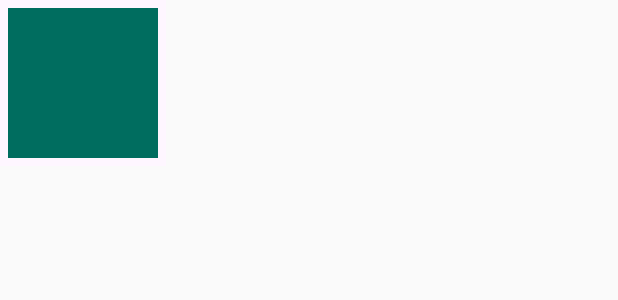
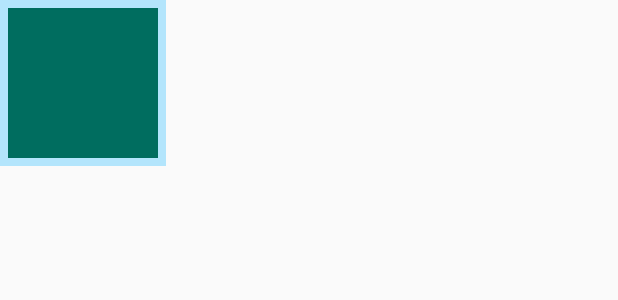
Before and after one commit to kebapmanager/OsijekNightlife, an Android app: the layout griditem_layout.xml on its own in the app's theme, with its tools: preview values and no code run, on a phone screen of 412 x 824 dp. Shown: the top 300 px of the screen. Run offline under Robolectric (Android 15) with nearby library versions, the phone set to English and light mode, and no system bars.

Commit message:
Jeben dizajn

```diff
--- a/app/src/main/java/com/androidapp/osijeknightlife/app/PageTransformers/ZoomOutPageTransformer.java
+++ b/app/src/main/java/com/androidapp/osijeknightlife/app/PageTransformers/ZoomOutPageTransformer.java
@@ -34,9 +34,9 @@ public class ZoomOutPageTransformer implements ViewPager.PageTransformer {
             view.setScaleY(scaleFactor);
 
             // Fade the page relative to its size.
-            //view.setAlpha(MIN_ALPHA +
-                    //(scaleFactor - MIN_SCALE) /
-                            //(1 - MIN_SCALE) * (1 - MIN_ALPHA));
+            view.setAlpha(MIN_ALPHA +
+                    (scaleFactor - MIN_SCALE) /
+                            (1 - MIN_SCALE) * (1 - MIN_ALPHA));
 
         } else { // (1,+Infinity]
             // This page is way off-screen to the right.
--- a/app/src/main/res/layout/grid_layout.xml
+++ b/app/src/main/res/layout/grid_layout.xml
@@ -4,7 +4,7 @@
                 android:layout_width="match_parent"
                 android:layout_height="match_parent"
                 tools:context=".MainActivity$AboutFragment"
-                android:background="#fffef6ff"
+                android:background="@drawable/blue_backgorund_light"
                 android:id="@android:id/list"
                 android:numColumns="auto_fit"
                 android:columnWidth="100dp"
--- a/app/src/main/res/layout/griditem_layout.xml
+++ b/app/src/main/res/layout/griditem_layout.xml
@@ -6,7 +6,7 @@
                 android:layout_height="wrap_content"
                 tools:context=".MainActivity$AboutFragment"
                 android:id="@+id/griditem_layout"
-                android:background="@drawable/tekst_bijela"
+                android:background="@drawable/blue_backgorund_light"
                 android:focusable="false"
                 android:clickable="false"
                 android:focusableInTouchMode="false">
```
